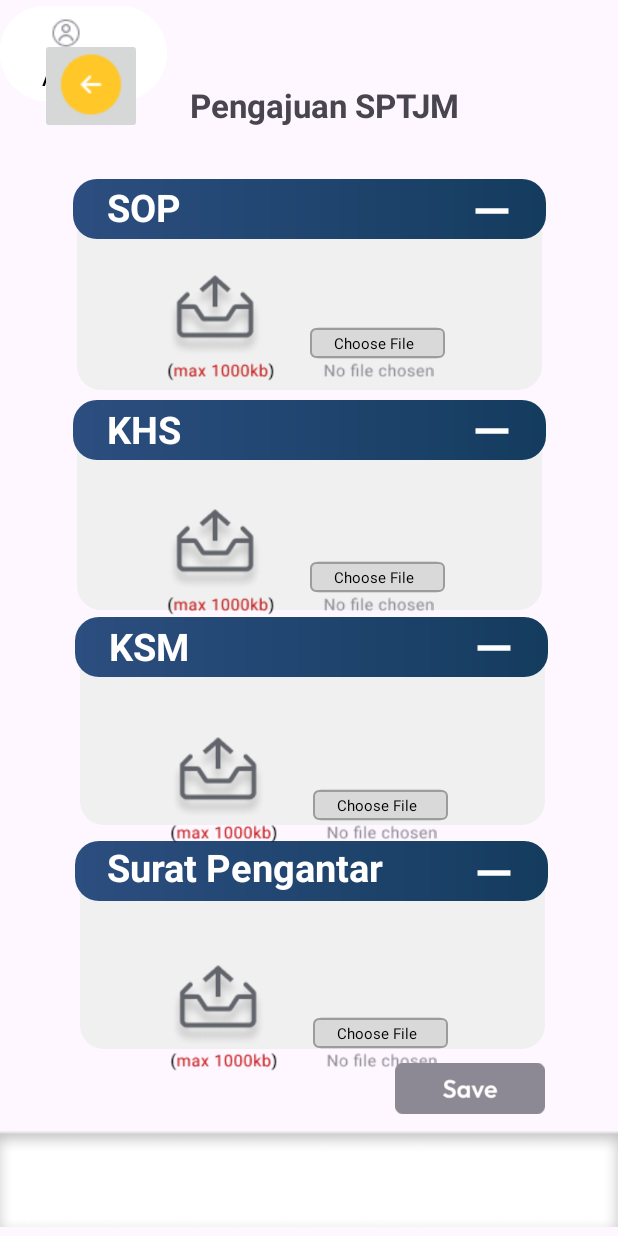
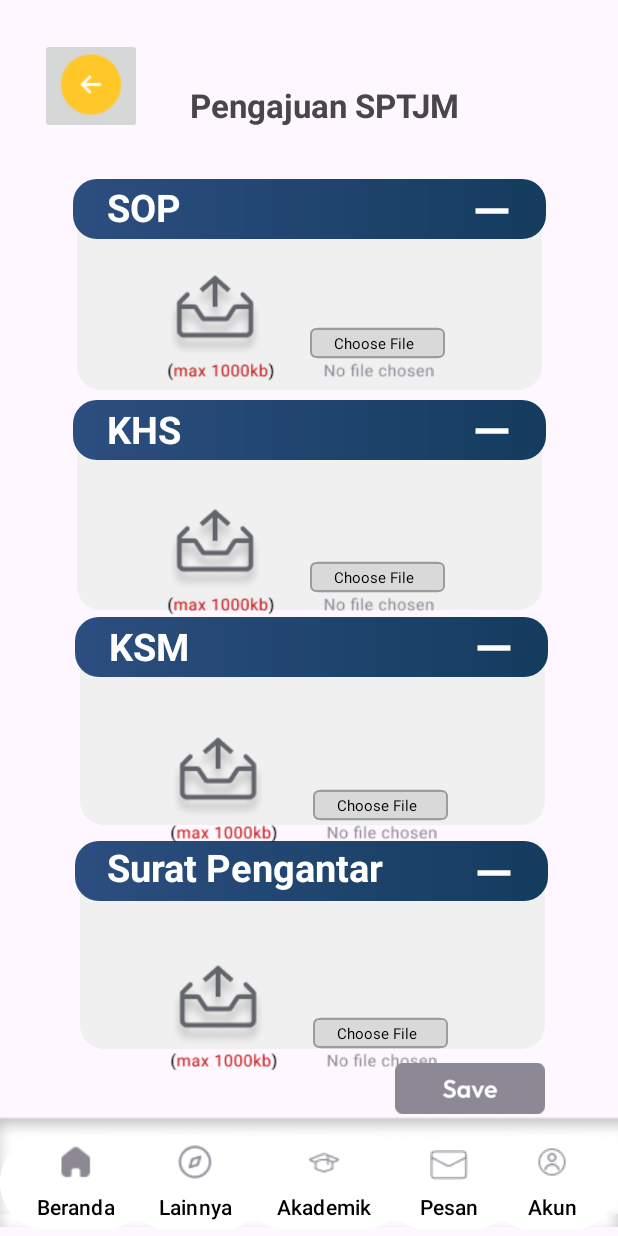
Before and after one commit to aleyananda/P.Bergerak, an Android app: the pengajuansptjm screen opened directly, with no data from a screen before it, on a phone screen of 412 x 824 dp. Run offline under Robolectric (Android 15) with nearby library versions, the phone set to English and light mode, and no system bars.

Commit message:
Naila Raihana

```diff
--- a/app/src/main/res/layout/activity_pengajuansptjm.xml
+++ b/app/src/main/res/layout/activity_pengajuansptjm.xml
@@ -308,6 +308,18 @@
         app:layout_constraintStart_toStartOf="parent"
         app:layout_constraintEnd_toEndOf="parent" />
 
+    <ImageView
+        android:id="@+id/imageView3"
+        android:layout_width="421dp"
+        android:layout_height="94dp"
+        app:layout_constraintBottom_toBottomOf="parent"
+        app:layout_constraintEnd_toEndOf="parent"
+        app:layout_constraintHorizontal_bias="0.0"
+        app:layout_constraintStart_toStartOf="parent"
+        app:layout_constraintTop_toTopOf="parent"
+        app:layout_constraintVertical_bias="1.0"
+        app:srcCompat="@drawable/bottom_nav" />
+
     <Button
         android:id="@+id/button1"
         android:layout_width="wrap_content"
@@ -317,8 +329,12 @@
         android:drawableTint="#8C8994"
         android:text="Beranda"
         android:textColor="#000000"
-        tools:layout_editor_absoluteX="-7dp"
-        tools:layout_editor_absoluteY="805dp"
+        app:layout_constraintBottom_toBottomOf="parent"
+        app:layout_constraintEnd_toEndOf="parent"
+        app:layout_constraintHorizontal_bias="0.0"
+        app:layout_constraintStart_toStartOf="parent"
+        app:layout_constraintTop_toTopOf="parent"
+        app:layout_constraintVertical_bias="1.0"
         tools:ignore="MissingConstraints" />
 
     <Button
@@ -330,8 +346,12 @@
         android:drawableTint="#8C8994"
         android:text="Lainnya"
         android:textColor="#000000"
-        tools:layout_editor_absoluteX="70dp"
-        tools:layout_editor_absoluteY="805dp"
+        app:layout_constraintBottom_toBottomOf="parent"
+        app:layout_constraintEnd_toEndOf="parent"
+        app:layout_constraintHorizontal_bias="0.26"
+        app:layout_constraintStart_toStartOf="@+id/imageView3"
+        app:layout_constraintTop_toTopOf="parent"
+        app:layout_constraintVertical_bias="1.0"
         tools:ignore="DuplicateIds,MissingConstraints" />
 
     <Button
@@ -343,8 +363,12 @@
         android:drawableTint="#8C8994"
         android:text="Akademik"
         android:textColor="#000000"
-        tools:layout_editor_absoluteX="149dp"
-        tools:layout_editor_absoluteY="805dp"
+        app:layout_constraintBottom_toBottomOf="@+id/imageView3"
+        app:layout_constraintEnd_toEndOf="parent"
+        app:layout_constraintHorizontal_bias="0.535"
+        app:layout_constraintStart_toStartOf="parent"
+        app:layout_constraintTop_toTopOf="parent"
+        app:layout_constraintVertical_bias="1.0"
         tools:ignore="MissingConstraints" />
 
     <Button
@@ -356,8 +380,12 @@
         android:drawableTint="#8C8994"
         android:text="Pesan"
         android:textColor="#000000"
-        tools:layout_editor_absoluteX="249dp"
-        tools:layout_editor_absoluteY="809dp"
+        app:layout_constraintBottom_toBottomOf="@+id/imageView3"
+        app:layout_constraintEnd_toEndOf="parent"
+        app:layout_constraintHorizontal_bias="0.789"
+        app:layout_constraintStart_toStartOf="parent"
+        app:layout_constraintTop_toTopOf="parent"
+        app:layout_constraintVertical_bias="1.0"
         tools:ignore="MissingConstraints" />
 
     <Button
@@ -369,8 +397,12 @@
         android:drawableTint="#8C8994"
         android:text="Akun"
         android:textColor="#000000"
-        tools:layout_editor_absoluteX="322dp"
-        tools:layout_editor_absoluteY="805dp"
+        app:layout_constraintBottom_toBottomOf="parent"
+        app:layout_constraintEnd_toEndOf="parent"
+        app:layout_constraintHorizontal_bias="1.0"
+        app:layout_constraintStart_toEndOf="@+id/button3"
+        app:layout_constraintTop_toTopOf="@+id/button4"
+        app:layout_constraintVertical_bias="1.0"
         tools:ignore="MissingConstraints" />
 
     <ImageButton
```
Also changed, not shown: app/src/main/res/layout/activity_pengajuansr.xml (+33 -13 lines), app/src/main/res/layout/activity_result.xml (+5 -4 lines).
